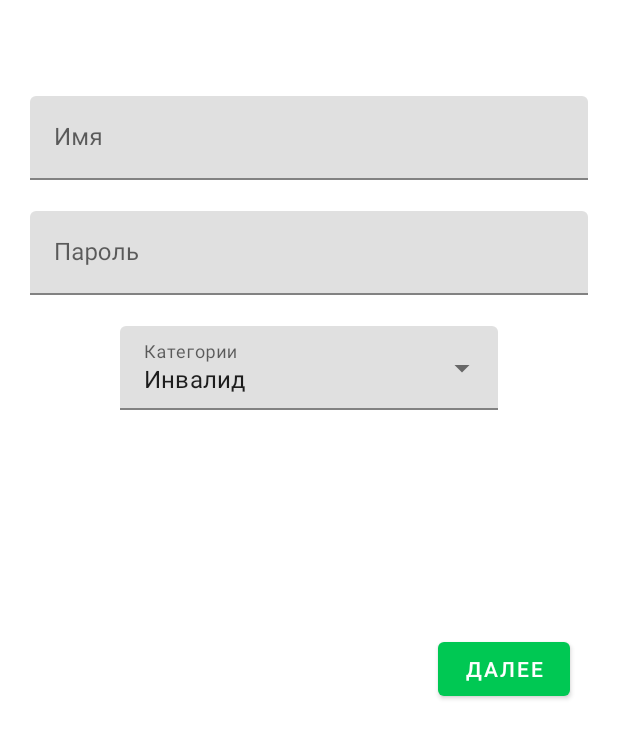
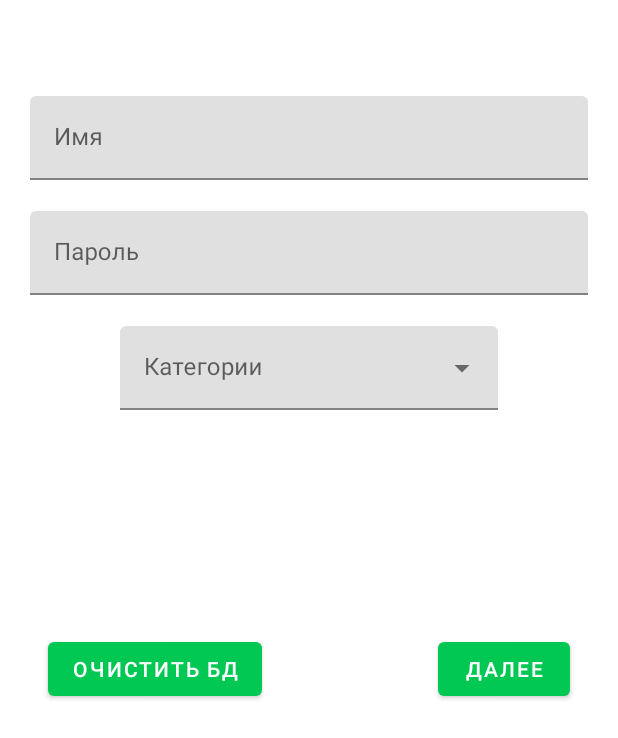
Before and after one commit to VaasKout/SocialHelper_AndroidApp, an Android app: the RegistrationFragment screen opened through its navigation route, on a phone screen of 412 x 824 dp. Shown: the top 738 px of the screen. Run offline under Robolectric (Android 15) with nearby library versions, the phone set to English and light mode, and no system bars; our stand-ins replace Room's generated code, data binding.

Commit message:
My project

```diff
--- a/app/src/main/java/com/example/socialhelper/database/InfoDao.kt
+++ b/app/src/main/java/com/example/socialhelper/database/InfoDao.kt
@@ -5,12 +5,10 @@ import androidx.room.*
 
 @Dao
 interface InfoDao{
-    @Insert(onConflict = OnConflictStrategy.ABORT)
+    @Insert(onConflict = OnConflictStrategy.REPLACE)
     suspend fun insert(info: Info)
     @Query("DELETE FROM user_info")
     suspend fun deleteInfo()
-    @Update(onConflict = OnConflictStrategy.ABORT)
-    suspend fun updateNote(info: Info)
     @Query("SELECT * from user_info")
     fun getAllInfo(): LiveData<Info>
 }
--- a/app/src/main/java/com/example/socialhelper/network/AndroidClient.java
+++ b/app/src/main/java/com/example/socialhelper/network/AndroidClient.java
@@ -51,10 +51,8 @@ public class AndroidClient implements Closeable {
             return true;
         }catch (SocketTimeoutException exception){
             Log.e("timeout", "SocketTimeoutException"+ ip +":"+ port);
-            socket.close();
             return false;
         }catch (IOException e){
-            socket.close();
             Log.e("error", "Unable to connect");
             return false;
         }
@@ -79,6 +77,7 @@ public class AndroidClient implements Closeable {
             throw new RuntimeException(e);
         }
     }
+    //Write message to server to recognise, how has connected
     public void writeLine(String message) {
         try {
             writer.write(message);
@@ -88,7 +87,10 @@ public class AndroidClient implements Closeable {
             throw new RuntimeException(e);
         }
     }
+
     //Reading/Writing an int value
+
+    //get int
     public int read() {
         try {
             return reader.read();
--- a/app/src/main/java/com/example/socialhelper/registration/RegistrationViewModel.kt
+++ b/app/src/main/java/com/example/socialhelper/registration/RegistrationViewModel.kt
@@ -16,11 +16,12 @@ class RegistrationViewModel(application: Application): AndroidViewModel(applicat
 
     private val repository: InfoRepository
 
+    var key = 0
+
     init {
         val infoDao = InfoDatabase.getDatabase(application).infoDao()
         repository = InfoRepository(infoDao)
     }
-
 
     var onServerRequest: Boolean = false
     private val readWrite = AndroidClient()
@@ -29,7 +30,12 @@ class RegistrationViewModel(application: Application): AndroidViewModel(applicat
     val navigateToWait: LiveData<Boolean> = _navigateToWait
 
     private val _regInfo = MutableLiveData<Info>()
-    val regInfo: LiveData<Info> = _regInfo
+    val regInfo: LiveData<Info> =_regInfo
+
+    fun onInitInfo(){
+        _regInfo.value = repository.userInfo.value
+    }
+
 
     fun onDoneNavigating(){
         _navigateToWait.value = false
@@ -38,15 +44,9 @@ class RegistrationViewModel(application: Application): AndroidViewModel(applicat
         _navigateToWait.value = true
     }
 
-
-
-
-
-
-
     //Coroutines
-    private val viewModelScope = Job()
-    private val uiScope = CoroutineScope(Dispatchers.Main + viewModelScope)
+    private val viewModelJob = Job()
+    private val uiScope = CoroutineScope(Dispatchers.Main + viewModelJob)
 
     //Database methods
     fun onInsert(info: Info){
@@ -61,9 +61,34 @@ class RegistrationViewModel(application: Application): AndroidViewModel(applicat
         }
     }
 
+    fun onClear(){
+        uiScope.launch {
+            deleteInfo()
+        }
+    }
+
+    private suspend fun deleteInfo(){
+        withContext(Dispatchers.IO){
+            repository.deleteInfo()
+        }
+    }
+    //Server methods
     fun onRequestServer() = uiScope.launch {
         onServerRequest = requestServer()
     }
+
+    fun onWriteData() = uiScope.launch {
+        writeData()
+    }
+
+    private suspend fun writeData(){
+        withContext(Dispatchers.IO){
+            if (_regInfo.value != null)
+            readWrite.
+            writeUserData(_regInfo.value?.group, _regInfo.value?.name, _regInfo.value?.password)
+            key = readWrite.read()
+            }
+        }
 
     private suspend fun requestServer(): Boolean{
         var connection: Boolean
@@ -78,4 +103,8 @@ class RegistrationViewModel(application: Application): AndroidViewModel(applicat
         return connection
     }
 
+    override fun onCleared() {
+        super.onCleared()
+        viewModelJob.cancel()
+    }
 }
--- a/app/src/main/java/com/example/socialhelper/repository/InfoRepository.kt
+++ b/app/src/main/java/com/example/socialhelper/repository/InfoRepository.kt
@@ -13,10 +13,4 @@ class InfoRepository (private val infoDao: InfoDao){
     suspend fun deleteInfo(){
         infoDao.deleteInfo()
     }
-    suspend fun updateInfo(info: Info){
-        infoDao.updateNote(info)
-    }
-    fun getInfo(): LiveData<Info>{
-        return infoDao.getAllInfo()
-    }
 }
--- a/app/src/main/java/com/example/socialhelper/response/ResponseFragment.kt
+++ b/app/src/main/java/com/example/socialhelper/response/ResponseFragment.kt
@@ -6,6 +6,7 @@ import android.view.LayoutInflater
 import android.view.View
 import android.view.ViewGroup
 import androidx.databinding.DataBindingUtil
+import androidx.lifecycle.ViewModelProvider
 import com.example.socialhelper.R
 import com.example.socialhelper.databinding.FragmentResponceBinding
 
@@ -17,6 +18,9 @@ class ResponseFragment : Fragment() {
     ): View? {
         val binding: FragmentResponceBinding =
             DataBindingUtil.inflate(inflater, R.layout.fragment_responce, container, false)
+        val viewModel =
+            ViewModelProvider(this).get(ResponseViewModel::class.java)
+        binding.viewModel = viewModel
 
         binding.lifecycleOwner = this
         return binding.root
--- a/app/src/main/java/com/example/socialhelper/response/ResponseViewModel.java
+++ /dev/null
@@ -1,4 +0,0 @@
-package com.example.socialhelper.response;
-
-public class ResponseViewModel {
-}
--- a/app/src/main/res/layout/fragment_registration.xml
+++ b/app/src/main/res/layout/fragment_registration.xml
@@ -34,7 +34,8 @@
                     android:id="@+id/text_input_user_edit_reg"
                     android:layout_width="match_parent"
                     android:layout_height="wrap_content"
-                    android:inputType="textPersonName" />
+                    android:inputType="textPersonName"
+                    android:text="@{viewModel.regInfo.name}"/>
 
             </com.google.android.material.textfield.TextInputLayout>
 
@@ -56,6 +57,7 @@
                     android:layout_height="wrap_content"
                     android:hint="@string/password_input_hint"
                     android:inputType="textPassword"
+                    android:text="@{viewModel.regInfo.password}"
                     />
 
             </com.google.android.material.textfield.TextInputLayout>
@@ -80,7 +82,7 @@
                 android:layout_width="match_parent"
                 android:layout_height="wrap_content"
                 android:inputType="none"
-                android:saveEnabled="false"/>
+                android:text="@{viewModel.regInfo.group}"/>
         </com.google.android.material.textfield.TextInputLayout>
 
         <com.google.android.material.button.MaterialButton
@@ -95,6 +97,20 @@
             app:layout_constraintBottom_toBottomOf="parent"
             app:layout_constraintEnd_toEndOf="parent"
             app:layout_constraintTop_toBottomOf="@+id/spinner" />
+
+        <Button
+            android:id="@+id/delete_button"
+            android:layout_width="wrap_content"
+            android:layout_height="wrap_content"
+            android:layout_marginStart="16dp"
+            android:layout_marginEnd="32dp"
+            android:layout_marginBottom="16dp"
+            android:text="@string/delete"
+            app:layout_constraintBottom_toBottomOf="parent"
+            app:layout_constraintEnd_toStartOf="@+id/materialButton"
+            app:layout_constraintHorizontal_bias="0.0"
+            app:layout_constraintStart_toStartOf="parent"
+            android:onClick="@{() -> viewModel.onClear()}"/>
     </androidx.constraintlayout.widget.ConstraintLayout>
 </androidx.core.widget.NestedScrollView>
 </layout>
--- a/app/src/main/res/values/strings.xml
+++ b/app/src/main/res/values/strings.xml
@@ -21,6 +21,7 @@
     <string name="connection_error">Connection Error</string>
     <string name="retry_later">Нет подключения, повторите попытку позже</string>
     <string name="you_have_registered">Вы зарегестрировались как:</string>
+    <string name="delete">Очистить БД</string>
     <string-array name="category">
         <item>Инвалид</item>
         <item>Беременная</item>
```
Also changed, not shown: app/src/main/java/com/example/socialhelper/database/Info.kt (+4 -4 lines), app/src/main/java/com/example/socialhelper/registration/RegistrationFragment.kt (+14 -3 lines), app/src/main/java/com/example/socialhelper/response/ResponseViewModel.kt (added, +32 -0 lines), app/src/main/res/layout/fragment_responce.xml (+14 -2 lines).
